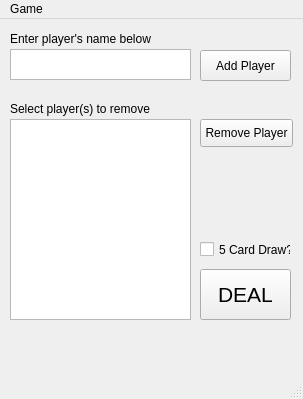
Above: view/pokergame.ui from jaydeelew/poker_game_gui before the change. Below: the same form after it.
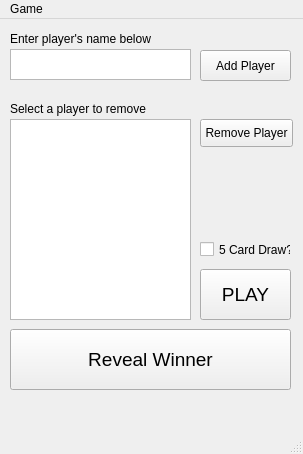
That is the form after the change.

Patch:
```diff
--- a/view/pokergame.ui
+++ b/view/pokergame.ui
@@ -7,7 +7,7 @@
     <x>0</x>
     <y>0</y>
     <width>303</width>
-    <height>399</height>
+    <height>454</height>
    </rect>
   </property>
   <property name="windowTitle">
@@ -93,8 +93,8 @@
     <property name="geometry">
      <rect>
       <x>10</x>
-      <y>310</y>
-      <width>181</width>
+      <y>390</y>
+      <width>281</width>
       <height>16</height>
      </rect>
     </property>
@@ -112,7 +112,7 @@
      </rect>
     </property>
     <property name="text">
-     <string>Select player(s) to remove</string>
+     <string>Select a player to remove</string>
     </property>
    </widget>
    <widget class="QPushButton" name="pushButtonDeal">
@@ -126,11 +126,29 @@
     </property>
     <property name="font">
      <font>
-      <pointsize>16</pointsize>
+      <pointsize>14</pointsize>
      </font>
     </property>
     <property name="text">
-     <string>DEAL</string>
+     <string>PLAY</string>
+    </property>
+   </widget>
+   <widget class="QPushButton" name="pushButtonRevealWinner">
+    <property name="geometry">
+     <rect>
+      <x>10</x>
+      <y>310</y>
+      <width>281</width>
+      <height>61</height>
+     </rect>
+    </property>
+    <property name="font">
+     <font>
+      <pointsize>14</pointsize>
+     </font>
+    </property>
+    <property name="text">
+     <string>Reveal Winner</string>
     </property>
    </widget>
   </widget>
```
Left out of the diff: 4 changed lines with no effect on the pictures.
